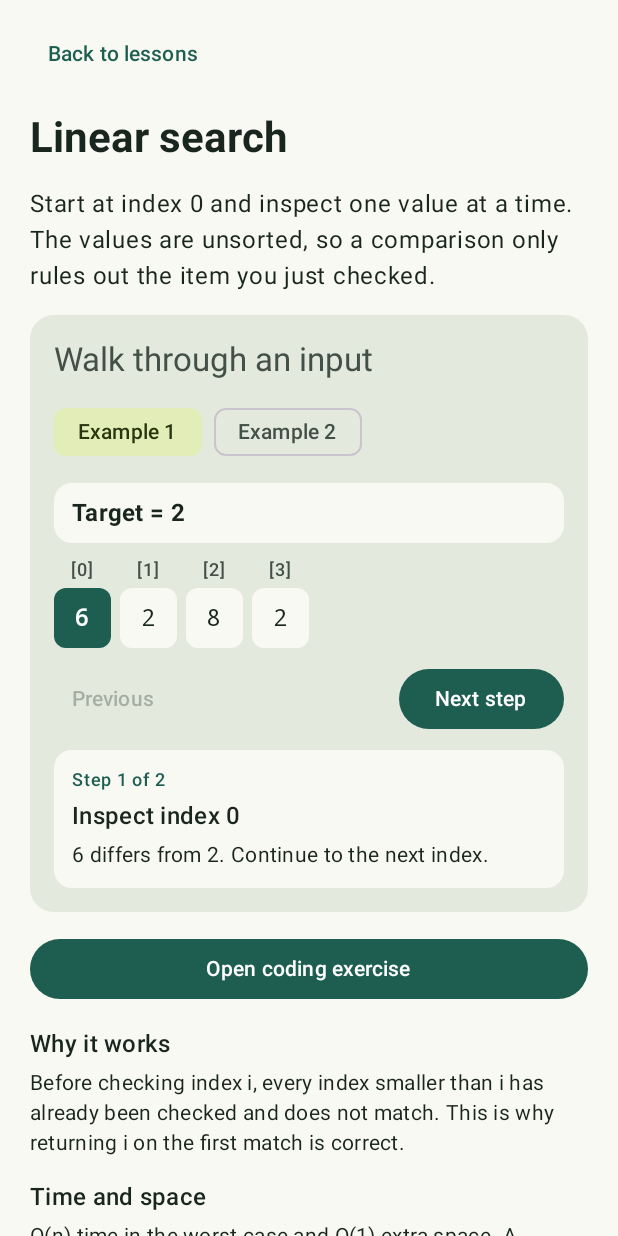
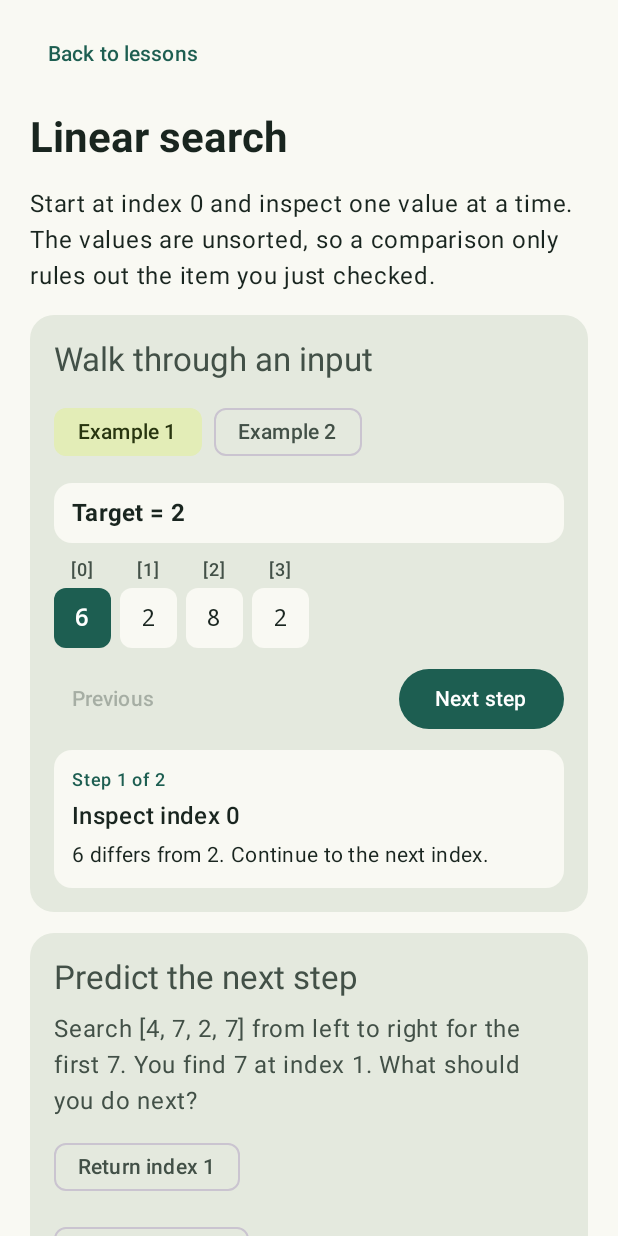
Before and after one commit to yingkailiang-27/CP3406_Assessment3, an Android app built with Jetpack Compose: the composable LearnScreen called with sample values from the repository, on a phone screen of 412 x 824 dp. Run offline under Robolectric (Android 15) with nearby library versions, the phone set to English and light mode, and no system bars.

Commit message:
Add a linear search prediction exercise

```diff
--- a/app/src/main/java/edu/algosteps/ui/LearnScreen.kt
+++ b/app/src/main/java/edu/algosteps/ui/LearnScreen.kt
@@ -56,6 +56,14 @@ fun LearnScreen(lesson: Lesson, onPractice: () -> Unit, onBack: () -> Unit, onRe
         Text(lesson.idea, style = MaterialTheme.typography.bodyLarge)
         Walkthrough(lesson)
         when (lesson.id) {
+            "linear-search" -> PredictionQuestion(
+                prompt = "Search [4, 7, 2, 7] from left to right for the first 7. " +
+                    "You find 7 at index 1. What should you do next?",
+                correctOption = "Return index 1",
+                incorrectOption = "Keep searching",
+                explanation = "Correct. Index 1 is the first match because every earlier value has already been checked.",
+                hint = "Try again. The task asks for the first match. Would a later 7 change that answer?"
+            )
             "binary-search" -> PredictionQuestion(
                 prompt = "Find 6 in [2, 6, 9, 15, 22]. The middle value is 9. Which side should you search next?",
                 correctOption = "Search left",
```
